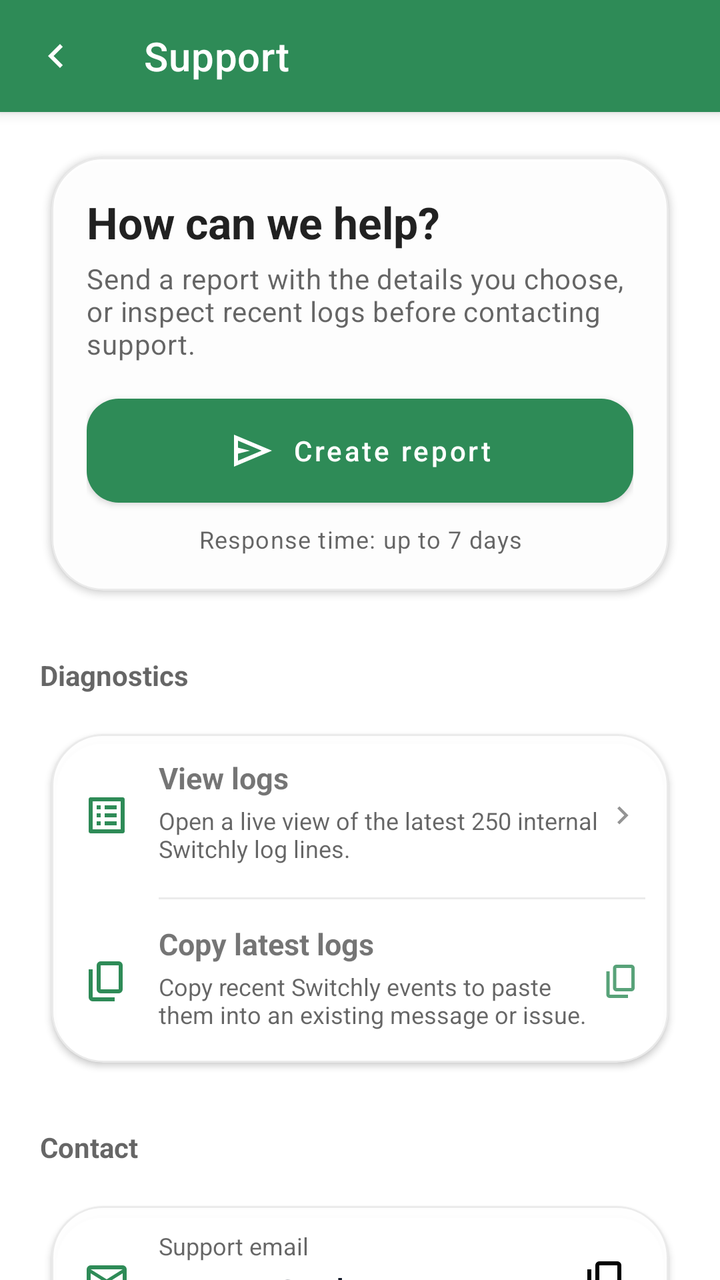
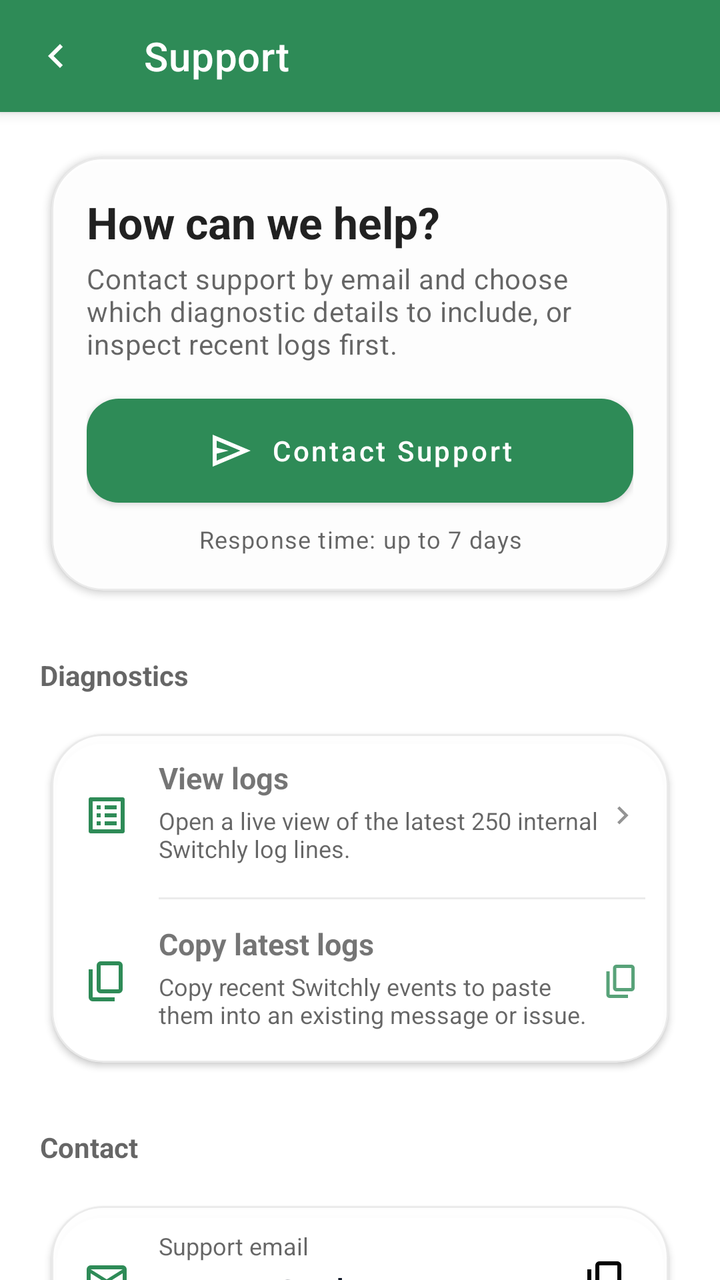

Compare the two renders of this Android layout. The source of the first and the diff that turns it into the second are given below.
<!-- AndroidManifest.xml: application theme Theme.Switchly -->
<!-- res/layout/activity_support.xml -->
<?xml version="1.0" encoding="utf-8"?>
<androidx.coordinatorlayout.widget.CoordinatorLayout xmlns:android="http://schemas.android.com/apk/res/android"
    xmlns:app="http://schemas.android.com/apk/res-auto"
    android:layout_width="match_parent"
    android:layout_height="match_parent">

    
    <com.google.android.material.appbar.AppBarLayout
        android:layout_width="match_parent"
        android:layout_height="wrap_content"
        android:fitsSystemWindows="true">

        <com.google.android.material.appbar.MaterialToolbar
            android:id="@+id/toolbar"
            style="@style/Switchly.TopBar"
            android:layout_width="match_parent"
            android:layout_height="wrap_content"
            android:minHeight="?attr/actionBarSize"
            app:navigationIcon="@drawable/keyboard_arrow_left_24"
            app:title="@string/support_title" />
    </com.google.android.material.appbar.AppBarLayout>

    <androidx.core.widget.NestedScrollView
        android:layout_width="match_parent"
        android:layout_height="match_parent"
        android:clipToPadding="false"
        android:fillViewport="true"
        android:paddingStart="16dp"
        android:paddingTop="12dp"
        android:paddingEnd="16dp"
        android:paddingBottom="32dp"
        app:layout_behavior="@string/appbar_scrolling_view_behavior">

        <LinearLayout
            android:layout_width="match_parent"
            android:layout_height="wrap_content"
            android:orientation="vertical">

            <com.google.android.material.card.MaterialCardView
                style="@style/Switchly.Card"
                android:layout_width="match_parent"
                android:layout_height="wrap_content">

                <LinearLayout
                    android:layout_width="match_parent"
                    android:layout_height="wrap_content"
                    android:orientation="vertical"
                    android:padding="18dp">

                    <TextView
                        android:layout_width="match_parent"
                        android:layout_height="wrap_content"
                        android:text="@string/support_hero_title"
                        android:textAppearance="@style/TextAppearance.Material3.TitleLarge"
                        android:textStyle="bold" />

                    <TextView
                        android:layout_width="match_parent"
                        android:layout_height="wrap_content"
                        android:layout_marginTop="4dp"
                        android:text="@string/support_desc"
                        android:textAppearance="@style/TextAppearance.Material3.BodyMedium"
                        android:textColor="?android:attr/textColorSecondary" />

                    <com.google.android.material.button.MaterialButton
                        android:id="@+id/btnOpenEmail"
                        style="@style/Switchly.PrimaryButton"
                        android:layout_width="match_parent"
                        android:layout_height="wrap_content"
                        android:layout_marginTop="18dp"
                        android:minHeight="52dp"
                        android:text="@string/support_open_email"
                        app:icon="@drawable/send_24"
                        app:iconGravity="textStart"
                        app:iconPadding="8dp" />

                    <TextView
                        android:layout_width="match_parent"
                        android:layout_height="wrap_content"
                        android:layout_marginTop="10dp"
                        android:gravity="center"
                        android:text="@string/support_response_time_short"
                        android:textAppearance="@style/TextAppearance.Material3.BodySmall"
                        android:textColor="?android:attr/textColorSecondary" />
                </LinearLayout>
            </com.google.android.material.card.MaterialCardView>

            <TextView
                style="@style/Switchly.SectionHeader"
                android:layout_width="match_parent"
                android:layout_height="wrap_content"
                android:layout_marginStart="4dp"
                android:layout_marginTop="24dp"
                android:text="@string/support_diagnostics_section" />

            <com.google.android.material.card.MaterialCardView
                style="@style/Switchly.Card"
                android:layout_width="match_parent"
                android:layout_height="wrap_content"
                android:layout_marginTop="10dp">

                <LinearLayout
                    android:layout_width="match_parent"
                    android:layout_height="wrap_content"
                    android:orientation="vertical">

                    <androidx.constraintlayout.widget.ConstraintLayout
                        android:id="@+id/rowViewLogs"
                        android:layout_width="match_parent"
                        android:layout_height="wrap_content"
                        android:minHeight="82dp"
                        android:background="?attr/selectableItemBackground"
                        android:clickable="true"
                        android:focusable="true"
                        android:paddingStart="16dp"
                        android:paddingTop="12dp"
                        android:paddingEnd="14dp"
                        android:paddingBottom="12dp">

                        <ImageView
                            android:id="@+id/ivViewLogs"
                            android:layout_width="24dp"
                            android:layout_height="24dp"
                            android:contentDescription="@null"
                            android:src="@drawable/list_alt_24"
                            app:layout_constraintBottom_toBottomOf="parent"
                            app:layout_constraintStart_toStartOf="parent"
                            app:layout_constraintTop_toTopOf="parent"
                            app:tint="?attr/colorPrimary" />

                        <TextView
                            android:id="@+id/tvViewLogsTitle"
                            android:layout_width="0dp"
                            android:layout_height="wrap_content"
                            android:layout_marginStart="14dp"
                            android:text="@string/support_view_logs_title"
                            android:textSize="15sp"
                            android:textStyle="bold"
                            app:layout_constraintEnd_toStartOf="@id/ivViewLogsChevron"
                            app:layout_constraintStart_toEndOf="@id/ivViewLogs"
                            app:layout_constraintTop_toTopOf="parent" />

                        <TextView
                            android:layout_width="0dp"
                            android:layout_height="wrap_content"
                            android:layout_marginStart="14dp"
                            android:layout_marginTop="3dp"
                            android:maxLines="2"
                            android:text="@string/support_view_logs_desc"
                            android:textColor="?android:attr/textColorSecondary"
                            android:textSize="12sp"
                            app:layout_constraintEnd_toStartOf="@id/ivViewLogsChevron"
                            app:layout_constraintStart_toEndOf="@id/ivViewLogs"
                            app:layout_constraintTop_toBottomOf="@id/tvViewLogsTitle" />

                        <ImageView
                            android:id="@+id/ivViewLogsChevron"
                            android:layout_width="18dp"
                            android:layout_height="18dp"
                            android:alpha="0.7"
                            android:contentDescription="@string/open"
                            android:src="@drawable/keyboard_arrow_right_24"
                            app:layout_constraintBottom_toBottomOf="parent"
                            app:layout_constraintEnd_toEndOf="parent"
                            app:layout_constraintTop_toTopOf="parent"
                            app:tint="?android:attr/textColorSecondary" />
                    </androidx.constraintlayout.widget.ConstraintLayout>

                    <com.google.android.material.divider.MaterialDivider
                        style="@style/Switchly.Divider"
                        android:layout_width="match_parent"
                        android:layout_height="wrap_content"
                        android:layout_marginStart="54dp"
                        android:layout_marginEnd="12dp" />

                    <androidx.constraintlayout.widget.ConstraintLayout
                        android:id="@+id/rowCopyLogs"
                        android:layout_width="match_parent"
                        android:layout_height="wrap_content"
                        android:minHeight="82dp"
                        android:background="?attr/selectableItemBackground"
                        android:clickable="true"
                        android:focusable="true"
                        android:paddingStart="16dp"
                        android:paddingTop="12dp"
                        android:paddingEnd="14dp"
                        android:paddingBottom="12dp">

                        <ImageView
                            android:id="@+id/ivCopyLogs"
                            android:layout_width="24dp"
                            android:layout_height="24dp"
                            android:contentDescription="@null"
                            android:src="@drawable/content_copy_24"
                            app:layout_constraintBottom_toBottomOf="parent"
                            app:layout_constraintStart_toStartOf="parent"
                            app:layout_constraintTop_toTopOf="parent"
                            app:tint="?attr/colorPrimary" />

                        <TextView
                            android:id="@+id/tvCopyLogsTitle"
                            android:layout_width="0dp"
                            android:layout_height="wrap_content"
                            android:layout_marginStart="14dp"
                            android:text="@string/support_logs_card_title"
                            android:textSize="15sp"
                            android:textStyle="bold"
                            app:layout_constraintEnd_toStartOf="@id/ivCopyLogsAction"
                            app:layout_constraintStart_toEndOf="@id/ivCopyLogs"
                            app:layout_constraintTop_toTopOf="parent" />

                        <TextView
                            android:layout_width="0dp"
                            android:layout_height="wrap_content"
                            android:layout_marginStart="14dp"
                            android:layout_marginTop="3dp"
                            android:maxLines="2"
                            android:text="@string/support_logs_card_desc"
                            android:textColor="?android:attr/textColorSecondary"
                            android:textSize="12sp"
                            app:layout_constraintEnd_toStartOf="@id/ivCopyLogsAction"
                            app:layout_constraintStart_toEndOf="@id/ivCopyLogs"
                            app:layout_constraintTop_toBottomOf="@id/tvCopyLogsTitle" />

                        <ImageView
                            android:id="@+id/ivCopyLogsAction"
                            android:layout_width="20dp"
                            android:layout_height="20dp"
                            android:alpha="0.8"
                            android:contentDescription="@string/support_copy_latest_logs"
                            android:src="@drawable/content_copy_24"
                            app:layout_constraintBottom_toBottomOf="parent"
                            app:layout_constraintEnd_toEndOf="parent"
                            app:layout_constraintTop_toTopOf="parent"
                            app:tint="?attr/colorPrimary" />
                    </androidx.constraintlayout.widget.ConstraintLayout>
                </LinearLayout>
            </com.google.android.material.card.MaterialCardView>

            <TextView
                style="@style/Switchly.SectionHeader"
                android:layout_width="match_parent"
                android:layout_height="wrap_content"
                android:layout_marginStart="4dp"
                android:layout_marginTop="24dp"
                android:text="@string/support_contact_section" />

            <com.google.android.material.card.MaterialCardView
                style="@style/Switchly.Card"
                android:layout_width="match_parent"
                android:layout_height="wrap_content"
                android:layout_marginTop="10dp">

                <androidx.constraintlayout.widget.ConstraintLayout
                    android:layout_width="match_parent"
                    android:layout_height="wrap_content"
                    android:minHeight="76dp"
                    android:paddingStart="16dp"
                    android:paddingTop="12dp"
                    android:paddingEnd="10dp"
                    android:paddingBottom="12dp">

                    <ImageView
                        android:id="@+id/ivSupportEmail"
                        android:layout_width="24dp"
                        android:layout_height="24dp"
                        android:contentDescription="@null"
                        android:src="@drawable/mail_24"
                        app:layout_constraintBottom_toBottomOf="parent"
                        app:layout_constraintStart_toStartOf="parent"
                        app:layout_constraintTop_toTopOf="parent"
                        app:tint="?attr/colorPrimary" />

                    <TextView
                        android:id="@+id/tvSupportEmailLabel"
                        android:layout_width="0dp"
                        android:layout_height="wrap_content"
                        android:layout_marginStart="14dp"
                        android:text="@string/support_email_label"
                        android:textColor="?android:attr/textColorSecondary"
                        android:textSize="12sp"
                        app:layout_constraintEnd_toStartOf="@id/btnCopyEmailInline"
                        app:layout_constraintStart_toEndOf="@id/ivSupportEmail"
                        app:layout_constraintTop_toTopOf="parent" />

                    <TextView
                        android:id="@+id/tvSupportEmail"
                        android:layout_width="0dp"
                        android:layout_height="wrap_content"
                        android:layout_marginStart="14dp"
                        android:layout_marginTop="3dp"
                        android:maxLines="1"
                        android:text="@string/about_mail_address"
                        android:textAppearance="@style/TextAppearance.Material3.TitleMedium"
                        android:textColor="@color/contact_text"
                        app:layout_constraintEnd_toStartOf="@id/btnCopyEmailInline"
                        app:layout_constraintStart_toEndOf="@id/ivSupportEmail"
                        app:layout_constraintTop_toBottomOf="@id/tvSupportEmailLabel" />

                    <ImageButton
                        android:id="@+id/btnCopyEmailInline"
                        android:layout_width="44dp"
                        android:layout_height="44dp"
                        android:background="?attr/selectableItemBackgroundBorderless"
                        android:contentDescription="@string/support_copy_email"
                        android:padding="10dp"
                        android:src="@drawable/content_copy_24"
                        app:layout_constraintBottom_toBottomOf="parent"
                        app:layout_constraintEnd_toEndOf="parent"
                        app:layout_constraintTop_toTopOf="parent"
                        app:tint="?attr/colorOnSurface" />
                </androidx.constraintlayout.widget.ConstraintLayout>
            </com.google.android.material.card.MaterialCardView>
        </LinearLayout>
    </androidx.core.widget.NestedScrollView>
</androidx.coordinatorlayout.widget.CoordinatorLayout>
<!-- resources referenced by this layout -->
<resources>
  <color name="contact_text">#FF111827</color>
  <string name="about_mail_address" translatable="false">support@saltyy.at</string>
  <string name="open">Open</string>
  <string name="support_contact_section">Contact</string>
  <string name="support_copy_email">Copy email</string>
  <string name="support_copy_latest_logs">Copy latest logs</string>
  <string name="support_desc">Send a report with the details you choose, or inspect recent logs before contacting support.</string>
  <string name="support_diagnostics_section">Diagnostics</string>
  <string name="support_email_label">Support email</string>
  <string name="support_hero_title">How can we help?</string>
  <string name="support_logs_card_desc">Copy recent Switchly events to paste them into an existing message or issue.</string>
  <string name="support_logs_card_title">Copy latest logs</string>
  <string name="support_open_email">Create report</string>
  <string name="support_response_time_short">Response time: up to 7 days</string>
  <string name="support_title">Support</string>
  <string name="support_view_logs_desc">Open a live view of the latest 250 internal Switchly log lines.</string>
  <string name="support_view_logs_title">View logs</string>
  <style name="Switchly.Divider" parent="Widget.MaterialComponents.MaterialDivider">
          <item name="dividerColor">@color/switchly_divider</item>
          <item name="dividerThickness">1dp</item>
      </style>
  <style name="Switchly.PrimaryButton" parent="Switchly.Button" />
  <style name="Theme.Switchly" parent="Theme.MaterialComponents.DayNight.NoActionBar">
  
          
          <item name="colorPrimary">@color/accent_default_green</item>
          <item name="colorPrimaryVariant">@color/accent_default_green</item>
          <item name="colorSecondary">@color/accent_default_green</item>
  
          
          <item name="android:statusBarColor">?attr/colorSurface</item>
          <item name="android:windowLightStatusBar">true</item>
  
          
          <item name="materialButtonStyle">@style/Switchly.Button</item>
          <item name="floatingActionButtonStyle">@style/Switchly.Fab</item>
          <item name="materialCardViewStyle">@style/Switchly.Card</item>
  
          
          <item name="toolbarStyle">@style/Switchly.TopBar</item>
          <item name="actionBarTheme">@style/ThemeOverlay.MaterialComponents.ActionBar</item>
          <item name="actionBarPopupTheme">@style/ThemeOverlay.MaterialComponents.Light</item>
          <item name="android:textColorPrimaryInverse">@android:color/white</item>
  
          
          <item name="textInputStyle">@style/Switchly.TextInputLayout</item>
          <item name="autoCompleteTextViewStyle">@style/Switchly.AutoCompleteText</item>
  
          
          <item name="materialAlertDialogTheme">@style/ThemeOverlay.Switchly.Dialog</item>
      </style>
  <style name="ShapeAppearance.Switchly.Card" parent="ShapeAppearance.MaterialComponents.LargeComponent">
          <item name="cornerFamily">rounded</item>
          <item name="cornerSize">26dp</item>
      </style>
  <color name="switchly_card_bg">#F7FFFFFF</color>
  <color name="switchly_card_stroke">#14000000</color>
  <color name="switchly_divider">#14000000</color>
  <color name="accent_default_green">#2E8B57</color>
  <!-- unchanged entries left out for length: 14 -->
</resources>

<!-- the commit's change to res/layout/activity_support.xml (unified diff, before → after) -->
@@ -1,5 +1,6 @@
 <?xml version="1.0" encoding="utf-8"?>
-<androidx.coordinatorlayout.widget.CoordinatorLayout xmlns:android="http://schemas.android.com/apk/res/android"
+<androidx.coordinatorlayout.widget.CoordinatorLayout
+    xmlns:android="http://schemas.android.com/apk/res/android"
     xmlns:app="http://schemas.android.com/apk/res-auto"
     android:layout_width="match_parent"
     android:layout_height="match_parent">
@@ -23,12 +24,12 @@
     <androidx.core.widget.NestedScrollView
         android:layout_width="match_parent"
         android:layout_height="match_parent"
-        android:clipToPadding="false"
-        android:fillViewport="true"
         android:paddingStart="16dp"
         android:paddingTop="12dp"
         android:paddingEnd="16dp"
         android:paddingBottom="32dp"
+        android:clipToPadding="false"
+        android:fillViewport="true"
         app:layout_behavior="@string/appbar_scrolling_view_behavior">
 
         <LinearLayout
@@ -109,13 +110,13 @@
                         android:layout_width="match_parent"
                         android:layout_height="wrap_content"
                         android:minHeight="82dp"
-                        android:background="?attr/selectableItemBackground"
-                        android:clickable="true"
-                        android:focusable="true"
                         android:paddingStart="16dp"
                         android:paddingTop="12dp"
                         android:paddingEnd="14dp"
-                        android:paddingBottom="12dp">
+                        android:paddingBottom="12dp"
+                        android:background="?attr/selectableItemBackground"
+                        android:clickable="true"
+                        android:focusable="true">
 
                         <ImageView
                             android:id="@+id/ivViewLogs"
@@ -145,10 +146,10 @@
                             android:layout_height="wrap_content"
                             android:layout_marginStart="14dp"
                             android:layout_marginTop="3dp"
-                            android:maxLines="2"
                             android:text="@string/support_view_logs_desc"
                             android:textColor="?android:attr/textColorSecondary"
                             android:textSize="12sp"
+                            android:maxLines="2"
                             app:layout_constraintEnd_toStartOf="@id/ivViewLogsChevron"
                             app:layout_constraintStart_toEndOf="@id/ivViewLogs"
                             app:layout_constraintTop_toBottomOf="@id/tvViewLogsTitle" />
@@ -178,13 +179,13 @@
                         android:layout_width="match_parent"
                         android:layout_height="wrap_content"
                         android:minHeight="82dp"
-                        android:background="?attr/selectableItemBackground"
-                        android:clickable="true"
-                        android:focusable="true"
                         android:paddingStart="16dp"
                         android:paddingTop="12dp"
                         android:paddingEnd="14dp"
-                        android:paddingBottom="12dp">
+                        android:paddingBottom="12dp"
+                        android:background="?attr/selectableItemBackground"
+                        android:clickable="true"
+                        android:focusable="true">
 
                         <ImageView
                             android:id="@+id/ivCopyLogs"
@@ -214,10 +215,10 @@
                             android:layout_height="wrap_content"
                             android:layout_marginStart="14dp"
                             android:layout_marginTop="3dp"
-                            android:maxLines="2"
                             android:text="@string/support_logs_card_desc"
                             android:textColor="?android:attr/textColorSecondary"
                             android:textSize="12sp"
+                            android:maxLines="2"
                             app:layout_constraintEnd_toStartOf="@id/ivCopyLogsAction"
                             app:layout_constraintStart_toEndOf="@id/ivCopyLogs"
                             app:layout_constraintTop_toBottomOf="@id/tvCopyLogsTitle" />
@@ -289,10 +290,10 @@
                         android:layout_height="wrap_content"
                         android:layout_marginStart="14dp"
                         android:layout_marginTop="3dp"
-                        android:maxLines="1"
                         android:text="@string/about_mail_address"
                         android:textAppearance="@style/TextAppearance.Material3.TitleMedium"
                         android:textColor="@color/contact_text"
+                        android:maxLines="1"
                         app:layout_constraintEnd_toStartOf="@id/btnCopyEmailInline"
                         app:layout_constraintStart_toEndOf="@id/ivSupportEmail"
                         app:layout_constraintTop_toBottomOf="@id/tvSupportEmailLabel" />
@@ -301,9 +302,9 @@
                         android:id="@+id/btnCopyEmailInline"
                         android:layout_width="44dp"
                         android:layout_height="44dp"
+                        android:padding="10dp"
                         android:background="?attr/selectableItemBackgroundBorderless"
                         android:contentDescription="@string/support_copy_email"
-                        android:padding="10dp"
                         android:src="@drawable/content_copy_24"
                         app:layout_constraintBottom_toBottomOf="parent"
                         app:layout_constraintEnd_toEndOf="parent"
<!-- resource entries referenced after the edit -->
@@ -6,13 +6,13 @@
   <string name="support_contact_section">Contact</string>
   <string name="support_copy_email">Copy email</string>
   <string name="support_copy_latest_logs">Copy latest logs</string>
-  <string name="support_desc">Send a report with the details you choose, or inspect recent logs before contacting support.</string>
+  <string name="support_desc">Contact support by email and choose which diagnostic details to include, or inspect recent logs first.</string>
   <string name="support_diagnostics_section">Diagnostics</string>
   <string name="support_email_label">Support email</string>
   <string name="support_hero_title">How can we help?</string>
   <string name="support_logs_card_desc">Copy recent Switchly events to paste them into an existing message or issue.</string>
   <string name="support_logs_card_title">Copy latest logs</string>
-  <string name="support_open_email">Create report</string>
+  <string name="support_open_email">Contact Support</string>
   <string name="support_response_time_short">Response time: up to 7 days</string>
   <string name="support_title">Support</string>
   <string name="support_view_logs_desc">Open a live view of the latest 250 internal Switchly log lines.</string>
@@ -35,6 +35,7 @@
   
           
           <item name="materialButtonStyle">@style/Switchly.Button</item>
+          <item name="materialButtonOutlinedStyle">@style/Switchly.OutlinedButton</item>
           <item name="floatingActionButtonStyle">@style/Switchly.Fab</item>
           <item name="materialCardViewStyle">@style/Switchly.Card</item>
   
@@ -59,6 +60,15 @@
   <color name="switchly_card_stroke">#14000000</color>
   <color name="switchly_divider">#14000000</color>
   <color name="accent_default_green">#2E8B57</color>
+  <style name="Switchly.OutlinedButton" parent="Widget.MaterialComponents.Button.OutlinedButton">
+          <item name="strokeColor">?attr/colorPrimary</item>
+          <item name="android:textColor">?attr/colorPrimary</item>
+          <item name="cornerRadius">16dp</item>
+          <item name="android:textAllCaps">false</item>
+          <item name="android:insetTop">0dp</item>
+          <item name="android:insetBottom">0dp</item>
+          <item name="android:minHeight">52dp</item>
+      </style>
   <!-- unchanged entries left out for length: 14 -->
 </resources>
 
